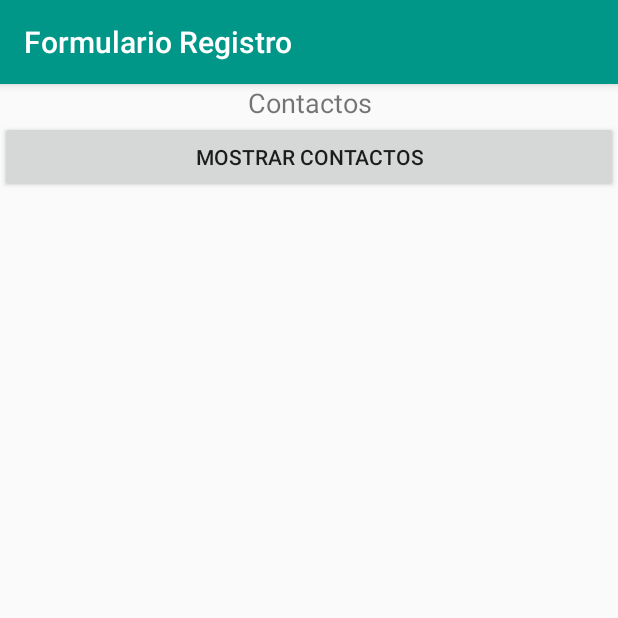
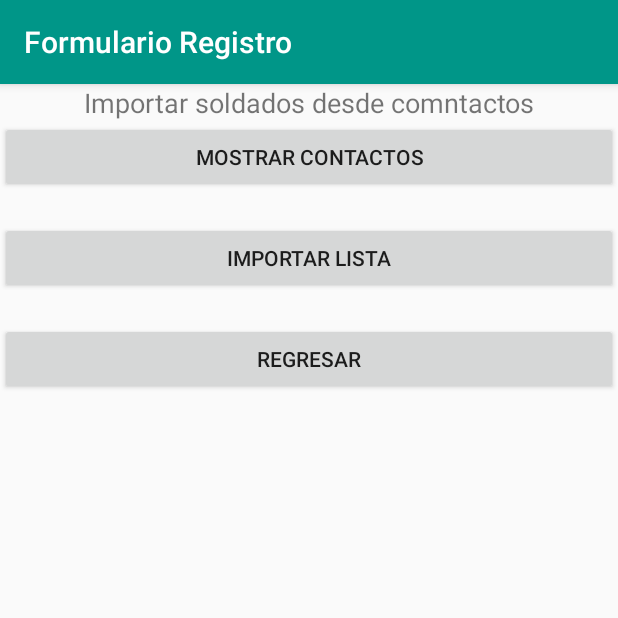
Before and after one commit to Admin123-M/Electiva_IV, an Android app: the AgregarSoldados screen opened directly, with no data from a screen before it, on a phone screen of 412 x 824 dp, the top half of it. Run offline under Robolectric (Android 15) with nearby library versions, the phone set to English and light mode, and no system bars.

Commit message:
comit avance importSoldadosIII
Signed-off-by: marmichym46 <marlon.yagualm@ug.edu.ec>

```diff
--- a/formularioLogin/app/src/main/AndroidManifest.xml
+++ b/formularioLogin/app/src/main/AndroidManifest.xml
@@ -26,6 +26,7 @@
                 <category android:name="android.intent.category.LAUNCHER" />
             </intent-filter>
         </activity>
+
     </application>
 
 </manifest>
--- a/formularioLogin/app/src/main/java/com/example/formulariologin1/AdminSQLI.java
+++ b/formularioLogin/app/src/main/java/com/example/formulariologin1/AdminSQLI.java
@@ -14,8 +14,10 @@ public class AdminSQLI extends SQLiteOpenHelper {
     @Override
     public void onCreate(SQLiteDatabase BaseDeDatos) {
         BaseDeDatos.execSQL("create table formularios(cedula1 int primary key, nombre1 text, apellido1 text, correo1 text, telefono1 text, fecha1,batallon1 text)");
+        BaseDeDatos.execSQL("create table soldado(cedulaS int primary key, nombre1 text, apellido1 text, telefono1 text, grado text,batallon1 text, compañia text, ubicacion text)");
+    }
 
-    }
+
 
     @Override
     public void onUpgrade(SQLiteDatabase sqLiteDatabase, int i, int i1) {
--- a/formularioLogin/app/src/main/java/com/example/formulariologin1/formulario.java
+++ b/formularioLogin/app/src/main/java/com/example/formulariologin1/formulario.java
@@ -30,6 +30,7 @@ public class formulario extends AppCompatActivity {
     protected void onCreate(Bundle savedInstanceState) {
         super.onCreate(savedInstanceState);
         setContentView(R.layout.activity_formulario);
+
         cedula = (EditText) findViewById(R.id.txtCedula);
         nombre = (EditText) findViewById(R.id.txtNombre);
         apellido = (EditText) findViewById(R.id.txtApellido);
--- a/formularioLogin/app/src/main/res/layout/activity_agregar_soldados.xml
+++ b/formularioLogin/app/src/main/res/layout/activity_agregar_soldados.xml
@@ -3,8 +3,10 @@
     xmlns:app="http://schemas.android.com/apk/res-auto"
     xmlns:tools="http://schemas.android.com/tools"
     android:layout_width="match_parent"
-    android:layout_height="match_parent"
+    android:layout_height="wrap_content"
+    android:onClick="regresar"
     tools:context="com.example.formulariologin1.AgregarSoldados">
+
     <LinearLayout
         android:layout_width="match_parent"
         android:layout_height="match_parent"
@@ -15,7 +17,7 @@
             android:layout_width="match_parent"
             android:layout_height="wrap_content"
             android:gravity="center"
-            android:text="Contactos"
+            android:text="@string/imp_sold"
 
             android:textSize="18sp" />
 
@@ -24,12 +26,13 @@
             android:layout_width="match_parent"
             android:layout_height="wrap_content"
             android:onClick="mostrarcontactos"
-            android:text="Mostrar contactos" />
+            android:text="@string/most_contactos" />
 
 
         <ScrollView
             android:layout_width="match_parent"
-            android:layout_height="match_parent">
+            android:layout_height="wrap_content"
+            android:visibility="visible">
 
             <LinearLayout
                 android:layout_width="match_parent"
@@ -38,12 +41,39 @@
 
                 <TextView
                     android:id="@+id/Tv_contactos"
-                    android:layout_width="wrap_content"
+                    android:layout_width="match_parent"
                     android:layout_height="wrap_content"
-                    android:layout_weight="1" />
+                    android:layout_weight="1"
+                    android:visibility="visible" />
+
+                <Button
+                    android:id="@+id/add_soldados"
+                    android:layout_width="match_parent"
+                    android:layout_height="wrap_content"
+                    android:layout_weight="1"
+                    android:onClick="import_sol"
+                    android:text="importar lista"
+                    android:visibility="visible" />
+
+                <TextView
+                    android:id="@+id/Tv_contactos_pb"
+                    android:layout_width="match_parent"
+                    android:layout_height="wrap_content"
+                    android:layout_weight="1"
+                    android:visibility="visible" />
+
+                <Button
+                    android:id="@+id/btn_regresar"
+                    android:layout_width="match_parent"
+                    android:layout_height="wrap_content"
+                    android:layout_weight="1"
+                    android:onClick="regresar"
+                    android:text="Regresar" />
+
             </LinearLayout>
         </ScrollView>
 
 
     </LinearLayout>
+
 </LinearLayout>
--- a/formularioLogin/app/src/main/res/menu/activity_main_drawer.xml
+++ b/formularioLogin/app/src/main/res/menu/activity_main_drawer.xml
@@ -11,10 +11,11 @@
             android:title="@string/menu_home" />
 
 
+
         <item
             android:id="@+id/agregarSoldados"
             android:icon="@drawable/ic_menu_camera"
-            android:title="@string/menu_home" />
+            android:title="Importar Soldados" />
         <item
             android:id="@+id/nav_gallery"
             android:icon="@drawable/ic_menu_gallery"
--- a/formularioLogin/app/src/main/res/values/strings.xml
+++ b/formularioLogin/app/src/main/res/values/strings.xml
@@ -32,4 +32,8 @@
     <string name="contra2">Nueva contraseña</string>
     <string name="contra3">Confirmar contraseña</string>
     <string name="cambiar">Cambiar contraseña</string>
+    <string name="imp_sold">Importar soldados desde comntactos</string>
+    <string name="most_contactos">mostrar contactos</string>
+    <!-- TODO: Remove or change this placeholder text -->
+    <string name="hello_blank_fragment">Hello blank fragment</string>
 </resources>
```
Also changed, not shown: formularioLogin/app/src/main/java/com/example/formulariologin1/AgregarSoldados.java (+255 -62 lines).
